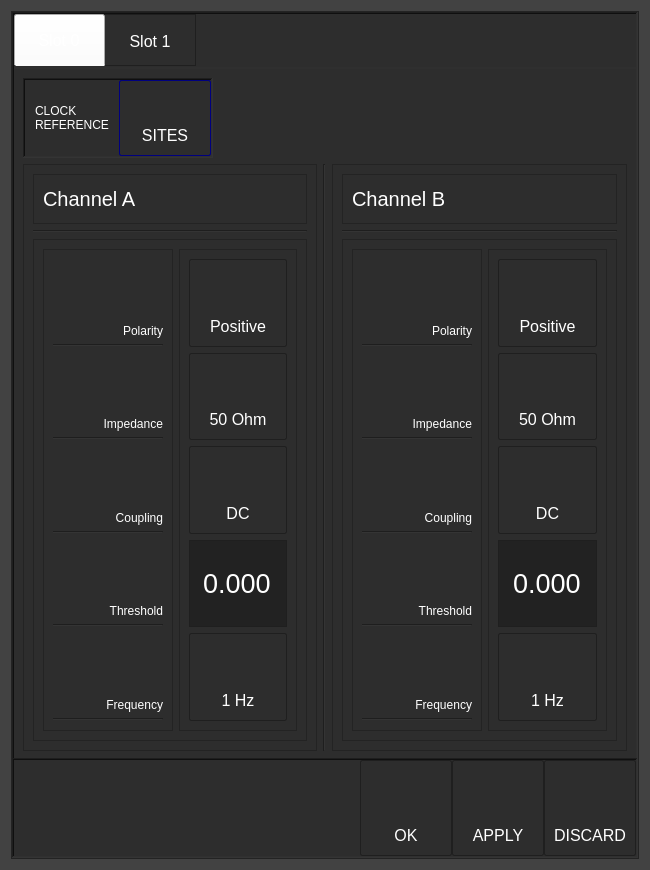
This is settingsdialog.ui in shokace/GT9000 as Qt 5 draws it before an edit. The edited form follows.
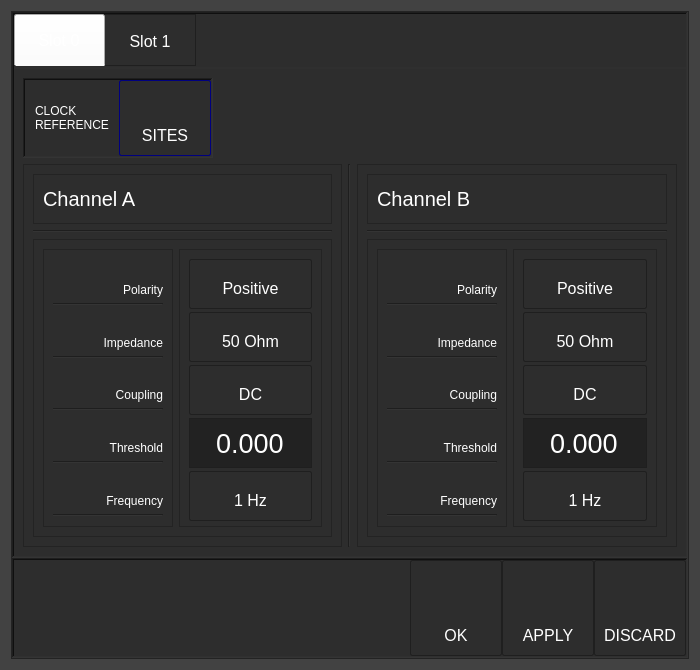
This is the edited form.

Diff of the .ui file:
```diff
--- a/settingsdialog.ui
+++ b/settingsdialog.ui
@@ -6,8 +6,8 @@
    <rect>
     <x>0</x>
     <y>0</y>
-    <width>650</width>
-    <height>870</height>
+    <width>700</width>
+    <height>670</height>
    </rect>
   </property>
   <property name="sizePolicy">
@@ -18,8 +18,8 @@
   </property>
   <property name="minimumSize">
    <size>
-    <width>650</width>
-    <height>870</height>
+    <width>700</width>
+    <height>670</height>
    </size>
   </property>
   <property name="maximumSize">
@@ -156,6 +156,12 @@
   <layout class="QVBoxLayout" name="verticalLayout_2">
    <item>
     <widget class="QFrame" name="settingsFrame">
+     <property name="sizePolicy">
+      <sizepolicy hsizetype="MinimumExpanding" vsizetype="Minimum">
+       <horstretch>0</horstretch>
+       <verstretch>0</verstretch>
+      </sizepolicy>
+     </property>
      <property name="frameShape">
       <enum>QFrame::StyledPanel</enum>
      </property>
@@ -181,7 +187,7 @@
       <item>
        <widget class="QFrame" name="frame">
         <property name="sizePolicy">
-         <sizepolicy hsizetype="Preferred" vsizetype="Expanding">
+         <sizepolicy hsizetype="Preferred" vsizetype="Preferred">
           <horstretch>0</horstretch>
           <verstretch>0</verstretch>
          </sizepolicy>
@@ -189,7 +195,7 @@
         <property name="minimumSize">
          <size>
           <width>0</width>
-          <height>750</height>
+          <height>0</height>
          </size>
         </property>
         <property name="frameShape">
@@ -217,14 +223,14 @@
          <item>
           <widget class="QTabWidget" name="tabWidget">
            <property name="sizePolicy">
-            <sizepolicy hsizetype="Minimum" vsizetype="Minimum">
+            <sizepolicy hsizetype="Preferred" vsizetype="Preferred">
              <horstretch>0</horstretch>
              <verstretch>0</verstretch>
             </sizepolicy>
            </property>
            <property name="minimumSize">
             <size>
-             <width>290</width>
+             <width>0</width>
              <height>0</height>
             </size>
            </property>
@@ -329,6 +335,12 @@
               <layout class="QHBoxLayout" name="horizontalLayout_2">
                <item>
                 <widget class="QFrame" name="frame_3">
+                 <property name="sizePolicy">
+                  <sizepolicy hsizetype="Preferred" vsizetype="Minimum">
+                   <horstretch>0</horstretch>
+                   <verstretch>0</verstretch>
+                  </sizepolicy>
+                 </property>
                  <property name="frameShape">
                   <enum>QFrame::StyledPanel</enum>
                  </property>
@@ -391,7 +403,7 @@
                      <item>
                       <widget class="QFrame" name="frame_9">
                        <property name="sizePolicy">
-                        <sizepolicy hsizetype="Maximum" vsizetype="Preferred">
+                        <sizepolicy hsizetype="Maximum" vsizetype="Minimum">
                          <horstretch>0</horstretch>
                          <verstretch>0</verstretch>
                         </sizepolicy>
@@ -411,6 +423,12 @@
                        <layout class="QVBoxLayout" name="verticalLayout_7">
                         <item>
                          <widget class="QLabel" name="polarity">
+                          <property name="sizePolicy">
+                           <sizepolicy hsizetype="Preferred" vsizetype="Minimum">
+                            <horstretch>0</horstretch>
+                            <verstretch>0</verstretch>
+                           </sizepolicy>
+                          </property>
                           <property name="font">
                            <font>
                             <pointsize>9</pointsize>
@@ -436,6 +454,12 @@
                         </item>
                         <item>
                          <widget class="QLabel" name="impedance">
+                          <property name="sizePolicy">
+                           <sizepolicy hsizetype="Preferred" vsizetype="Minimum">
+                            <horstretch>0</horstretch>
+                            <verstretch>0</verstretch>
+                           </sizepolicy>
+                          </property>
                           <property name="font">
                            <font>
                             <pointsize>9</pointsize>
@@ -461,6 +485,12 @@
                         </item>
                         <item>
                          <widget class="QLabel" name="coupling">
+                          <property name="sizePolicy">
+                           <sizepolicy hsizetype="Preferred" vsizetype="Minimum">
+                            <horstretch>0</horstretch>
+                            <verstretch>0</verstretch>
+                           </sizepolicy>
+                          </property>
                           <property name="font">
                            <font>
                             <pointsize>9</pointsize>
@@ -486,6 +516,12 @@
                         </item>
                         <item>
                          <widget class="QLabel" name="threshold">
+                          <property name="sizePolicy">
+                           <sizepolicy hsizetype="Preferred" vsizetype="Minimum">
+                            <horstretch>0</horstretch>
+                            <verstretch>0</verstretch>
+                           </sizepolicy>
+                          </property>
                           <property name="font">
                            <font>
                             <pointsize>9</pointsize>
@@ -511,6 +547,12 @@
                         </item>
                         <item>
                          <widget class="QLabel" name="frequency">
+                          <property name="sizePolicy">
+                           <sizepolicy hsizetype="Preferred" vsizetype="Minimum">
+                            <horstretch>0</horstretch>
+                            <verstretch>0</verstretch>
+                           </sizepolicy>
+                          </property>
                           <property name="font">
                            <font>
                             <pointsize>9</pointsize>
@@ -539,6 +581,12 @@
                      </item>
                      <item>
                       <widget class="QFrame" name="frame_10">
+                       <property name="sizePolicy">
+                        <sizepolicy hsizetype="Preferred" vsizetype="Minimum">
+                         <horstretch>0</horstretch>
+                         <verstretch>0</verstretch>
+                        </sizepolicy>
+                       </property>
                        <property name="frameShape">
                         <enum>QFrame::StyledPanel</enum>
                        </property>
@@ -549,7 +597,7 @@
                         <item>
                          <widget class="QPushButton" name="pushButton_3">
                           <property name="sizePolicy">
-                           <sizepolicy hsizetype="Preferred" vsizetype="Preferred">
+                           <sizepolicy hsizetype="Preferred" vsizetype="Minimum">
                             <horstretch>0</horstretch>
                             <verstretch>0</verstretch>
                            </sizepolicy>
@@ -568,7 +616,7 @@
                         <item>
                          <widget class="QPushButton" name="pushButton_4">
                           <property name="sizePolicy">
-                           <sizepolicy hsizetype="Preferred" vsizetype="Preferred">
+                           <sizepolicy hsizetype="Preferred" vsizetype="Minimum">
                             <horstretch>0</horstretch>
                             <verstretch>0</verstretch>
                            </sizepolicy>
@@ -587,7 +635,7 @@
                         <item>
                          <widget class="QPushButton" name="pushButton_2">
                           <property name="sizePolicy">
-                           <sizepolicy hsizetype="Preferred" vsizetype="Preferred">
+                           <sizepolicy hsizetype="Preferred" vsizetype="Minimum">
                             <horstretch>0</horstretch>
                             <verstretch>0</verstretch>
                            </sizepolicy>
@@ -606,7 +654,7 @@
                         <item>
                          <widget class="QLineEdit" name="lineEdit">
                           <property name="sizePolicy">
-                           <sizepolicy hsizetype="Preferred" vsizetype="Preferred">
+                           <sizepolicy hsizetype="Preferred" vsizetype="Minimum">
                             <horstretch>0</horstretch>
                             <verstretch>0</verstretch>
                            </sizepolicy>
@@ -633,7 +681,7 @@
                         <item>
                          <widget class="QPushButton" name="pushButton_8">
                           <property name="sizePolicy">
-                           <sizepolicy hsizetype="Preferred" vsizetype="Preferred">
+                           <sizepolicy hsizetype="Preferred" vsizetype="Minimum">
                             <horstretch>0</horstretch>
                             <verstretch>0</verstretch>
                            </sizepolicy>
@@ -667,6 +715,12 @@
                </item>
                <item>
                 <widget class="QFrame" name="frame_2">
+                 <property name="sizePolicy">
+                  <sizepolicy hsizetype="Preferred" vsizetype="Minimum">
+                   <horstretch>0</horstretch>
+                   <verstretch>0</verstretch>
+                  </sizepolicy>
+                 </property>
                  <property name="frameShape">
                   <enum>QFrame::StyledPanel</enum>
                  </property>
@@ -729,7 +783,7 @@
                      <item>
                       <widget class="QFrame" name="frame_12">
                        <property name="sizePolicy">
-                        <sizepolicy hsizetype="Maximum" vsizetype="Preferred">
+                        <sizepolicy hsizetype="Maximum" vsizetype="Minimum">
                          <horstretch>0</horstretch>
                          <verstretch>0</verstretch>
                         </sizepolicy>
@@ -749,6 +803,12 @@
                        <layout class="QVBoxLayout" name="verticalLayout_8">
                         <item>
                          <widget class="QLabel" name="polarity_2">
+                          <property name="sizePolicy">
+                           <sizepolicy hsizetype="Preferred" vsizetype="Minimum">
+                            <horstretch>0</horstretch>
+                            <verstretch>0</verstretch>
+                           </sizepolicy>
+                          </property>
                           <property name="font">
                            <font>
                             <pointsize>9</pointsize>
@@ -771,6 +831,12 @@
                         </item>
                         <item>
                          <widget class="QLabel" name="impedance_2">
+                          <property name="sizePolicy">
+                           <sizepolicy hsizetype="Preferred" vsizetype="Minimum">
+                            <horstretch>0</horstretch>
+                            <verstretch>0</verstretch>
+                           </sizepolicy>
+                          </property>
                           <property name="font">
                            <font>
                             <pointsize>9</pointsize>
@@ -793,6 +859,12 @@
                         </item>
                         <item>
                          <widget class="QLabel" name="coupling_2">
+                          <property name="sizePolicy">
+                           <sizepolicy hsizetype="Preferred" vsizetype="Minimum">
+                            <horstretch>0</horstretch>
+                            <verstretch>0</verstretch>
+                           </sizepolicy>
+                          </property>
                           <property name="font">
                            <font>
                             <pointsize>9</pointsize>
@@ -815,6 +887,12 @@
                         </item>
                         <item>
                          <widget class="QLabel" name="threshold_2">
+                          <property name="sizePolicy">
+                           <sizepolicy hsizetype="Preferred" vsizetype="Minimum">
+                            <horstretch>0</horstretch>
+                            <verstretch>0</verstretch>
+                           </sizepolicy>
+                          </property>
                           <property name="font">
                            <font>
                             <pointsize>9</pointsize>
@@ -837,6 +915,12 @@
                         </item>
                         <item>
                          <widget class="QLabel" name="frequency_2">
+                          <property name="sizePolicy">
+                           <sizepolicy hsizetype="Preferred" vsizetype="Minimum">
+                            <horstretch>0</horstretch>
+                            <verstretch>0</verstretch>
+                           </sizepolicy>
+                          </property>
                           <property name="font">
                            <font>
                             <pointsize>9</pointsize>
@@ -862,6 +946,12 @@
                      </item>
                      <item>
                       <widget class="QFrame" name="frame_11">
+                       <property name="sizePolicy">
+                        <sizepolicy hsizetype="Preferred" vsizetype="Minimum">
+                         <horstretch>0</horstretch>
+                         <verstretch>0</verstretch>
+                        </sizepolicy>
+                       </property>
                        <property name="frameShape">
                         <enum>QFrame::StyledPanel</enum>
                        </property>
@@ -872,7 +962,7 @@
                         <item>
                          <widget class="QPushButton" name="pushButton_6">
                           <property name="sizePolicy">
-                           <sizepolicy hsizetype="Preferred" vsizetype="Preferred">
+                           <sizepolicy hsizetype="Preferred" vsizetype="Minimum">
                             <horstretch>0</horstretch>
                             <verstretch>0</verstretch>
                            </sizepolicy>
@@ -891,7 +981,7 @@
                         <item>
                          <widget class="QPushButton" name="pushButton_5">
                           <property name="sizePolicy">
-                           <sizepolicy hsizetype="Preferred" vsizetype="Preferred">
+                           <sizepolicy hsizetype="Preferred" vsizetype="Minimum">
                             <horstretch>0</horstretch>
                             <verstretch>0</verstretch>
                            </sizepolicy>
@@ -910,7 +1000,7 @@
                         <item>
                          <widget class="QPushButton" name="pushButton_7">
                           <property name="sizePolicy">
-                           <sizepolicy hsizetype="Preferred" vsizetype="Preferred">
+                           <sizepolicy hsizetype="Preferred" vsizetype="Minimum">
                             <horstretch>0</horstretch>
                             <verstretch>0</verstretch>
                            </sizepolicy>
@@ -929,7 +1019,7 @@
                         <item>
                          <widget class="QLineEdit" name="lineEdit_4">
                           <property name="sizePolicy">
-                           <sizepolicy hsizetype="Preferred" vsizetype="Preferred">
+                           <sizepolicy hsizetype="Preferred" vsizetype="Minimum">
                             <horstretch>0</horstretch>
                             <verstretch>0</verstretch>
                            </sizepolicy>
@@ -956,7 +1046,7 @@
                         <item>
                          <widget class="QPushButton" name="pushButton_9">
                           <property name="sizePolicy">
-                           <sizepolicy hsizetype="Preferred" vsizetype="Preferred">
+                           <sizepolicy hsizetype="Preferred" vsizetype="Minimum">
                             <horstretch>0</horstretch>
                             <verstretch>0</verstretch>
                            </sizepolicy>
@@ -998,7 +1088,7 @@
       <item>
        <widget class="QFrame" name="bottomButtonFrame">
         <property name="sizePolicy">
-         <sizepolicy hsizetype="Preferred" vsizetype="Preferred">
+         <sizepolicy hsizetype="Preferred" vsizetype="Minimum">
           <horstretch>0</horstretch>
           <verstretch>0</verstretch>
          </sizepolicy>
```
